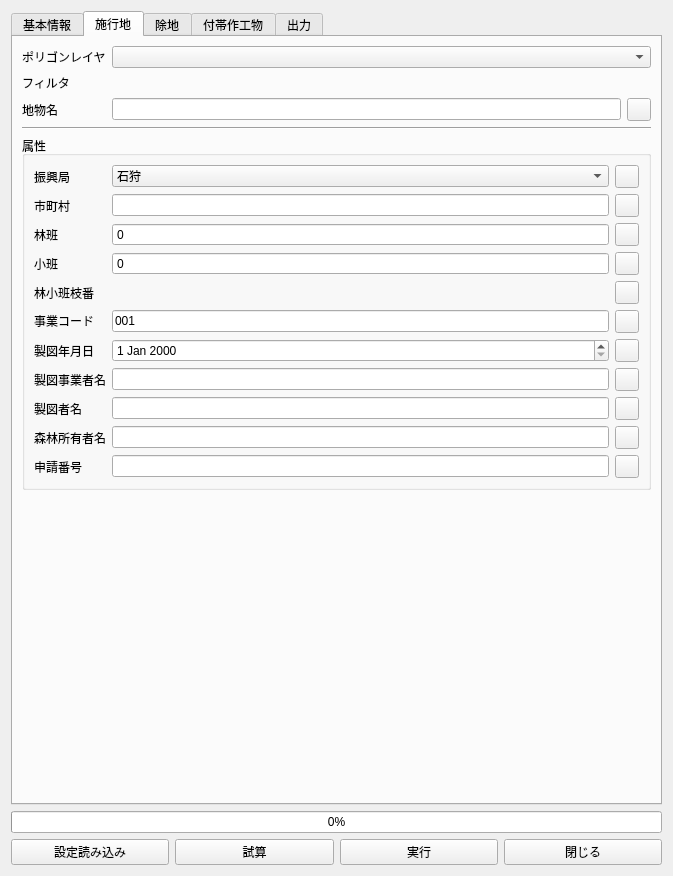
Before: the Qt Designer form uav.ui in CleanDiesel/RingyoZumenMaker-UAV, drawn with Qt 5.
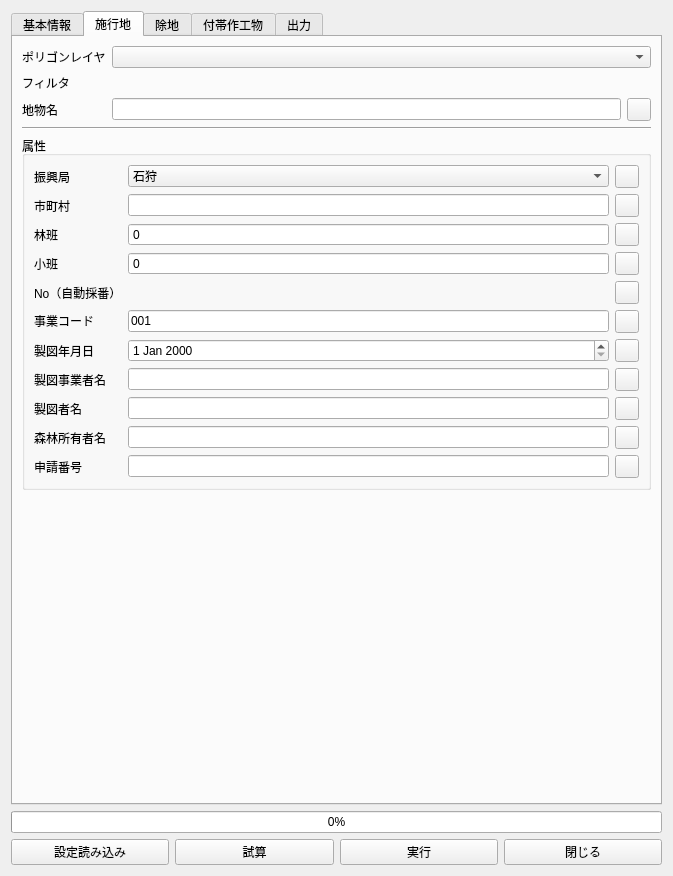
After: the same form once the commit is applied. The open tabs and pages were chosen to show the change. Custom widgets are drawn as their Qt base class.

```diff
--- a/uav.ui
+++ b/uav.ui
@@ -552,7 +552,7 @@
             <item row="4" column="0">
              <widget class="QLabel" name="label_20">
               <property name="text">
-               <string>林小班枝番</string>
+               <string>No（自動採番）</string>
               </property>
              </widget>
             </item>
```
Left out of the diff: 2 changed lines with no effect on the pictures.
